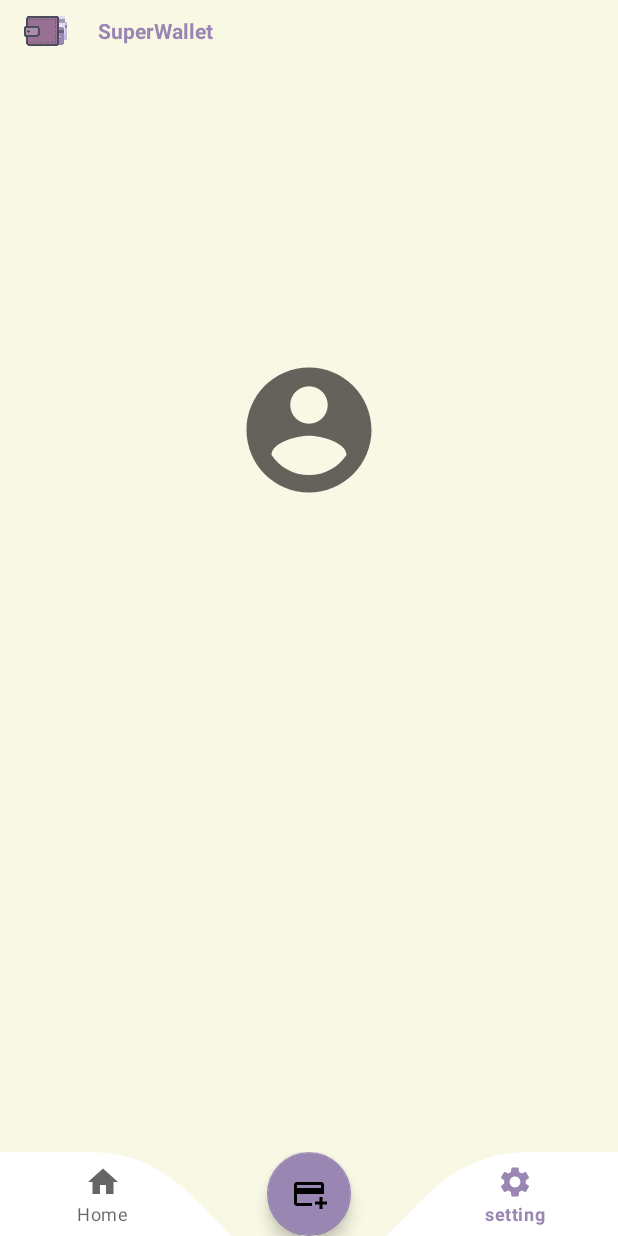
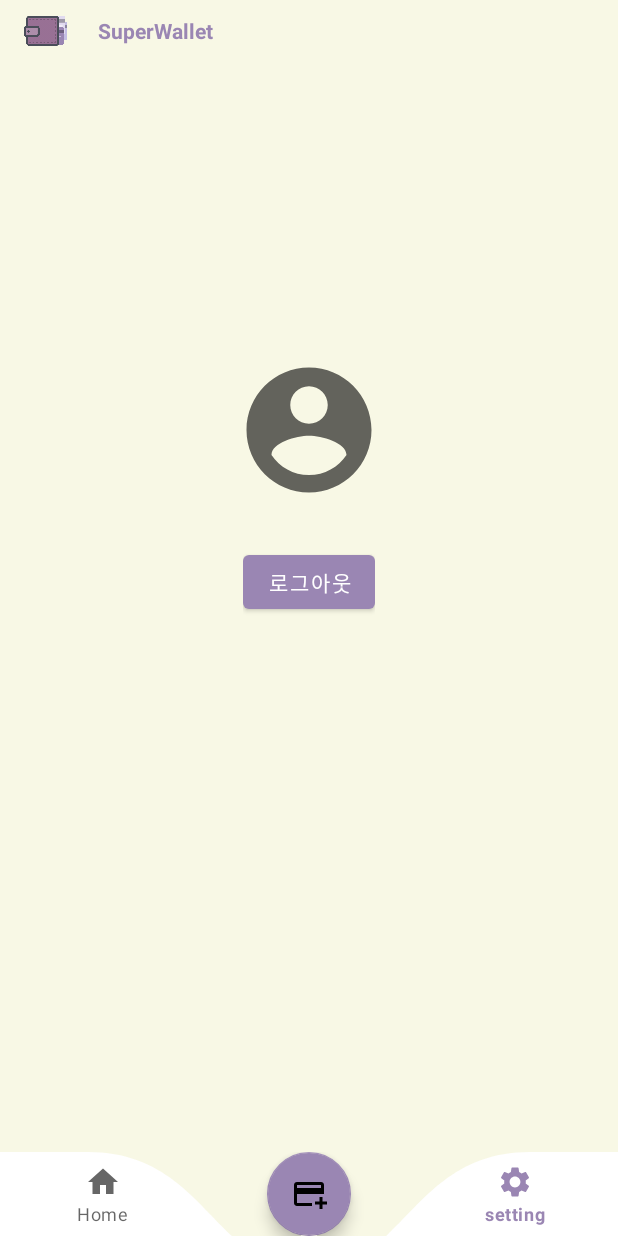
Before and after one commit to birariro/SuperWallet, an Android app: the SettingFragment screen opened through its navigation route, on a phone screen of 412 x 824 dp. Run offline under Robolectric (Android 15) with nearby library versions, the phone set to English and light mode, and no system bars; our stand-ins replace Dagger/Hilt's generated code, Room's generated code, navigation-ui.

Commit message:
log out add

```diff
--- a/app/src/main/java/com/example/superwallet/data/datasource/LocalDataSource.kt
+++ b/app/src/main/java/com/example/superwallet/data/datasource/LocalDataSource.kt
@@ -9,8 +9,6 @@ class LocalDataSource(private val localDataBase: LocalDataBase) {
         return localDataBase.loginDAO().get()
     }
     suspend fun saveLoginData(loginEntity: LoginEntity){
-        //기존의 모든 정보 제거후 추가
-        deleteLoginData()
         localDataBase.loginDAO().insert(loginEntity)
     }
     suspend fun deleteLoginData() {
--- a/app/src/main/java/com/example/superwallet/domain/usecase/InsertLoginDataUseCase.kt
+++ b/app/src/main/java/com/example/superwallet/domain/usecase/InsertLoginDataUseCase.kt
@@ -4,8 +4,10 @@ import com.example.superwallet.domain.model.CardData
 import com.example.superwallet.domain.model.LoginData
 import com.example.superwallet.domain.repository.MemberRepository
 
-class InsertLoginDataUseCase(private val memberRepository: MemberRepository) {
+class InsertLoginDataUseCase(private val memberRepository: MemberRepository ,private val deleteLoginDataUseCase: DeleteLoginDataUseCase) {
     suspend fun execute(loginData: LoginData){
+        //모든 로그인 정보를 제거후 저장한다.
+        deleteLoginDataUseCase.execute()
         memberRepository.saveLoginData(loginData)
     }
 }
--- a/app/src/main/java/com/example/superwallet/presenter/login/LoginViewModel.kt
+++ b/app/src/main/java/com/example/superwallet/presenter/login/LoginViewModel.kt
@@ -91,7 +91,8 @@ class LoginViewModel @Inject constructor(
     private fun firebaseTest(){
         val mAuth = FirebaseAuth.getInstance()
         val user = mAuth.currentUser
-        Log.d(TAG, "firebaseTest user $user")
+
+        Log.d(TAG, "firebaseTest user ${user?.email}")
 
 //        mAuth.createUserWithEmailAndPassword("email1@naver.com", "password")
 //            .addOnCompleteListener { task ->
@@ -123,7 +124,7 @@ class LoginViewModel @Inject constructor(
         return id.length >= 5
     }
     private fun validPW(pw:String):Boolean{
-        return pw.length >= 8
+        return pw.length >= 4
     }
 
 }
--- a/app/src/main/java/com/example/superwallet/presenter/setting/SettingFragment.kt
+++ b/app/src/main/java/com/example/superwallet/presenter/setting/SettingFragment.kt
@@ -1,13 +1,16 @@
 package com.example.superwallet.presenter.setting
 
+import android.content.Intent
 import androidx.lifecycle.ViewModelProvider
 import android.os.Bundle
 import androidx.fragment.app.Fragment
 import android.view.LayoutInflater
 import android.view.View
 import android.view.ViewGroup
+import android.widget.Button
 import androidx.fragment.app.viewModels
 import com.example.superwallet.R
+import com.example.superwallet.presenter.login.LoginActivity
 import dagger.hilt.android.AndroidEntryPoint
 
 @AndroidEntryPoint
@@ -23,9 +26,17 @@ class SettingFragment : Fragment() {
         inflater: LayoutInflater, container: ViewGroup?,
         savedInstanceState: Bundle?
     ): View? {
-        return inflater.inflate(R.layout.setting_fragment, container, false)
+        var view =  inflater.inflate(R.layout.setting_fragment, container, false)
+        eventAttach(view)
+        return view
     }
-
+    private fun eventAttach(view: View){
+        view.findViewById<Button>(R.id.logout_button).setOnClickListener {
+            viewModel.logout()
+            val intent = Intent(activity,LoginActivity::class.java)
+            startActivity(intent)
+        }
+    }
     override fun onActivityCreated(savedInstanceState: Bundle?) {
         super.onActivityCreated(savedInstanceState)
     }
--- a/app/src/main/res/layout/setting_fragment.xml
+++ b/app/src/main/res/layout/setting_fragment.xml
@@ -38,4 +38,20 @@
            android:textSize="20sp"/>
     </LinearLayout>
 
+    <LinearLayout
+        app:layout_constraintTop_toBottomOf="@id/account_layout"
+        app:layout_constraintStart_toStartOf="parent"
+        app:layout_constraintEnd_toEndOf="parent"
+        android:id="@+id/button_layout"
+        android:layout_width="wrap_content"
+        android:layout_height="wrap_content"
+        android:orientation="vertical">
+
+        <Button
+            android:id="@+id/logout_button"
+            android:layout_width="wrap_content"
+            android:layout_height="wrap_content"
+            android:text="로그아웃"/>
+    </LinearLayout>
+
 </androidx.constraintlayout.widget.ConstraintLayout>
```
Also changed, not shown: app/src/main/java/com/example/superwallet/domain/usecase/DeleteLoginDataUseCase.kt (added, +10 -0 lines), app/src/main/java/com/example/superwallet/modules/ViewModelModule.kt (+10 -4 lines), app/src/main/java/com/example/superwallet/presenter/setting/SettingViewModel.kt (+14 -2 lines).
